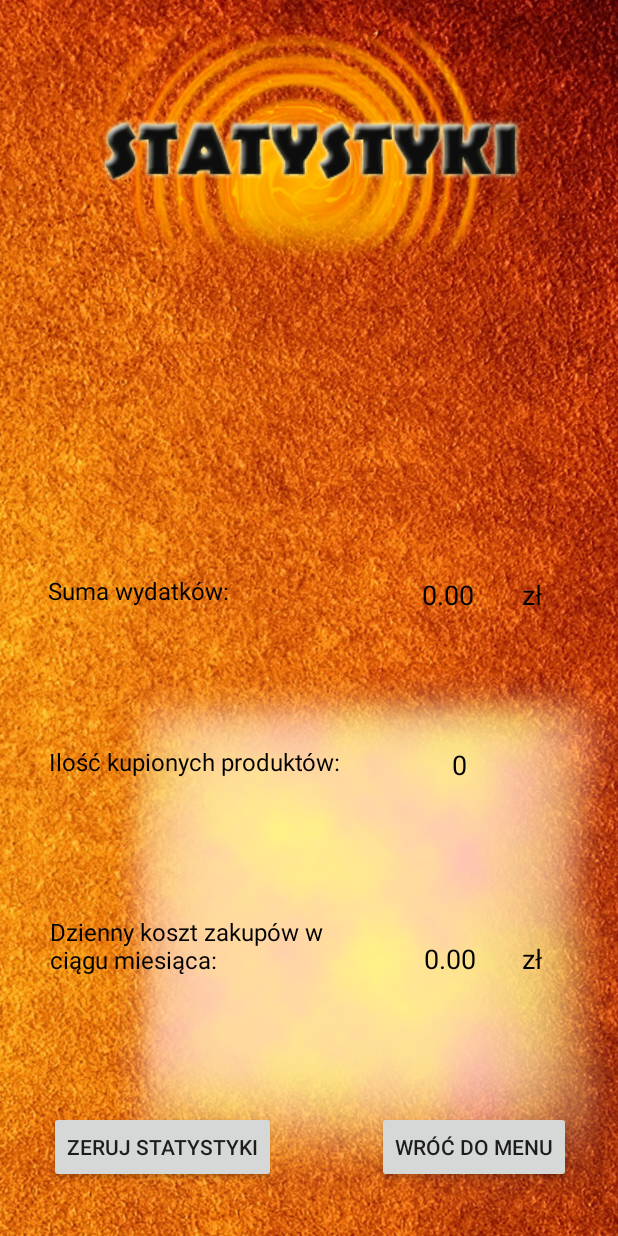
After one commit to insomnia1337/ListaZakupow, an Android app: the Statystyka screen opened directly, with no data from a screen before it, on a phone screen of 412 x 824 dp. The commit adds this screen. Run offline under Robolectric (Android 15) with nearby library versions, the phone set to English and light mode, and no system bars.

Commit message:
Dodanie działającej "Twojej listy", zmiana tła, przycisku, etc.

```diff
--- a/app/build.gradle
+++ b/app/build.gradle
@@ -24,9 +24,9 @@ dependencies {
     androidTestCompile('com.android.support.test.espresso:espresso-core:2.2.2', {
         exclude group: 'com.android.support', module: 'support-annotations'
     })
+
     compile 'com.android.support:appcompat-v7:25.2.0'
     compile 'com.android.support.constraint:constraint-layout:1.0.2'
+    compile 'com.google.code.gson:gson:2.8.0'
     testCompile 'junit:junit:4.12'
-    compile 'com.google.code.gson:gson:2.8.0'
-
 }
--- a/app/src/main/java/com/example/marcin/listazakupow/EkranStartowy.java
+++ b/app/src/main/java/com/example/marcin/listazakupow/EkranStartowy.java
@@ -1,6 +1,10 @@
 package com.example.marcin.listazakupow;
 
+import android.content.Context;
+import android.content.DialogInterface;
 import android.content.Intent;
+import android.content.SharedPreferences;
+import android.support.v7.app.AlertDialog;
 import android.support.v7.app.AppCompatActivity;
 import android.os.Bundle;
 import android.view.View;
@@ -8,14 +12,23 @@ import android.view.Window;
 
 public class EkranStartowy extends AppCompatActivity {
 
+    SharedPreferences sharedPref;
+    SharedPreferences.Editor editor;
+    boolean alert;
+
     @Override
     protected void onCreate(Bundle savedInstanceState) {
         super.onCreate(savedInstanceState);
         setContentView(R.layout.ekran_startowy);
+
+        sharedPref = getSharedPreferences("SETTINGS", Context.MODE_PRIVATE);
+        editor = sharedPref.edit();
+        alert = sharedPref.getBoolean("alert", true);
     }
 
     public void przejdzDoMenu(View view) {
         Intent intent = new Intent(this, MenuGlowne.class);
         startActivity(intent);
+
     }
 }
--- a/app/src/main/java/com/example/marcin/listazakupow/MainActivity.java
+++ b/app/src/main/java/com/example/marcin/listazakupow/MainActivity.java
@@ -6,6 +6,7 @@ import android.content.Context;
 import android.content.Intent;
 import android.content.SharedPreferences;
 import android.graphics.Color;
+import android.media.MediaPlayer;
 import android.os.AsyncTask;
 import android.preference.PreferenceManager;
 import android.provider.DocumentsContract;
@@ -45,6 +46,7 @@ import static java.lang.String.valueOf;
 public class MainActivity extends ListActivity {
 
 
+    MediaPlayer mediaPlayer;
     //preferencje do ilosci produktow na liscie i sumie
     SharedPreferences sharedPref2;
     SharedPreferences.Editor editor2;
@@ -77,6 +79,8 @@ public class MainActivity extends ListActivity {
 
     private ProgressDialog pd;
 
+    private java.text.DecimalFormat df;
+
     @Override
     protected void onCreate(Bundle savedInstanceState) {
         super.onCreate(savedInstanceState);
@@ -84,6 +88,10 @@ public class MainActivity extends ListActivity {
 
         sharedPref = this.getSharedPreferences("DANE", Context.MODE_PRIVATE);
         editor = sharedPref.edit();
+
+        df=new java.text.DecimalFormat();
+        df.setMaximumFractionDigits(2); //dla df ustawiamy największą ilość miejsc po przecinku
+        df.setMinimumFractionDigits(2);
 
 //        sharedPref2 = this.getSharedPreferences("ILOSC", Context.MODE_PRIVATE);
 //        editor2 = sharedPref2.edit();
@@ -94,7 +102,7 @@ public class MainActivity extends ListActivity {
 
         suma = sharedPref.getFloat("suma", 0);
         textView = (TextView) findViewById(R.id.textView9);
-        textView.setText(valueOf(suma));
+        textView.setText(valueOf(df.format(suma)) + " zł");
 
 
         new ReadXMLTask().execute(url);
@@ -236,7 +244,7 @@ public class MainActivity extends ListActivity {
         TextView iloscDol = (TextView) findViewById(R.id.textView13);
         TextView sumaDol = (TextView) findViewById(R.id.textView9);
         iloscDol.setText(valueOf(licznikProduktow));
-        sumaDol.setText(valueOf(suma));
+        sumaDol.setText(valueOf(df.format(suma)) + " zł");
 
         // ZAPIS DO SHARED PREFERENCES
 
--- a/app/src/main/java/com/example/marcin/listazakupow/MenuGlowne.java
+++ b/app/src/main/java/com/example/marcin/listazakupow/MenuGlowne.java
@@ -4,6 +4,7 @@ import android.content.Context;
 import android.content.DialogInterface;
 import android.content.Intent;
 import android.content.SharedPreferences;
+import android.media.MediaPlayer;
 import android.net.ConnectivityManager;
 import android.net.NetworkInfo;
 import android.os.Build;
@@ -21,6 +22,15 @@ public class MenuGlowne extends AppCompatActivity {
     Context context;
     SharedPreferences sharedPref;
     SharedPreferences.Editor editor;
+
+    SharedPreferences sharedPref2;
+    SharedPreferences.Editor editor2;
+
+    MediaPlayer mediaPlayer;
+
+    float sumaZakupow;
+    int iloscProduktow;
+
     @Override
     protected void onCreate(Bundle savedInstanceState) {
         super.onCreate(savedInstanceState);
@@ -30,7 +40,25 @@ public class MenuGlowne extends AppCompatActivity {
         sharedPref = this.getSharedPreferences("DANE", Context.MODE_PRIVATE);
         editor = sharedPref.edit();
 
+        sharedPref2 = getSharedPreferences("STATYSTYKA", Context.MODE_PRIVATE);
+        editor2 = sharedPref2.edit();
+
+//        mediaPlayer = MediaPlayer.create(getApplicationContext(), R.raw.music);
+//
+//        mediaPlayer.start();
+//        mediaPlayer.setLooping(true);
+
     }
+
+
+
+
+//    @Override
+//    protected void onPause(){
+//        mediaPlayer.stop();
+//        mediaPlayer.release();
+//
+//    }
 
     public boolean isOnline() {
         ConnectivityManager cm =
@@ -71,7 +99,31 @@ public class MenuGlowne extends AppCompatActivity {
     }
 
     public void wyczyscListy(View view) {
+        sumaZakupow = sharedPref.getFloat("suma", 0);
+        iloscProduktow = sharedPref.getInt("ilosc", 0);
+
+        float sumaZakupow2 = sharedPref2.getFloat("suma", 0) + sumaZakupow;
+        int iloscProduktow2 = sharedPref2.getInt("ilosc", 0) + iloscProduktow;
+        editor2.putFloat("suma", sumaZakupow2);
+        editor2.putInt("ilosc", iloscProduktow2);
+
+
         editor.clear();
+        editor2.commit();
         editor.commit();
+
+        {
+            Context context = getApplicationContext();
+            CharSequence text = "Lista zakupów została wyczyszczona.";
+            int duration = Toast.LENGTH_SHORT;
+
+            Toast toast = Toast.makeText(context, text, duration);
+            toast.show();
+        }
+    }
+
+    public void idzDoStatystyki(View view) {
+        Intent intent = new Intent(this, Statystyka.class);
+        startActivity(intent);
     }
 }
--- /dev/null
+++ b/app/src/main/java/com/example/marcin/listazakupow/Statystyka.java
@@ -0,0 +1,69 @@
+package com.example.marcin.listazakupow;
+
+import android.content.Context;
+import android.content.Intent;
+import android.content.SharedPreferences;
+import android.support.v7.app.AppCompatActivity;
+import android.os.Bundle;
+import android.view.View;
+import android.widget.TextView;
+import android.widget.Toast;
+
+import static java.lang.String.valueOf;
+
+public class Statystyka extends AppCompatActivity {
+
+    SharedPreferences sharedPref2;
+    SharedPreferences.Editor editor2;
+    java.text.DecimalFormat df;
+    float sumaZakupow;
+    int iloscProduktow;
+
+    @Override
+    protected void onCreate(Bundle savedInstanceState) {
+        super.onCreate(savedInstanceState);
+        setContentView(R.layout.statystyka);
+
+        df=new java.text.DecimalFormat();
+        df.setMaximumFractionDigits(2); //dla df ustawiamy największą ilość miejsc po przecinku
+        df.setMinimumFractionDigits(2);
+
+        sharedPref2 = getSharedPreferences("STATYSTYKA", Context.MODE_PRIVATE);
+        editor2 = sharedPref2.edit();
+
+        sumaZakupow = sharedPref2.getFloat("suma", 0);
+        iloscProduktow = sharedPref2.getInt("ilosc", 0);
+
+        TextView textView = (TextView) findViewById(R.id.textView19);
+        textView.setText(valueOf(df.format(sumaZakupow)));
+
+        textView = (TextView) findViewById(R.id.textView22);
+        textView.setText(valueOf(iloscProduktow));
+
+        textView = (TextView) findViewById(R.id.textView25);
+        float zakupy = sumaZakupow/30;
+        textView.setText(valueOf(df.format(zakupy)));
+    }
+
+    public void zerujStatystyki(View view) {
+        editor2.clear();
+        editor2.commit();
+
+        {
+            Context context = getApplicationContext();
+            CharSequence text = "Statystyki zostały zresetowane.";
+            int duration = Toast.LENGTH_SHORT;
+
+            Toast toast = Toast.makeText(context, text, duration);
+            toast.show();
+        }
+
+        finish();
+        startActivity(getIntent());
+    }
+
+    public void wrocDoMenu(View view) {
+        Intent intent = new Intent(this, MenuGlowne.class);
+        startActivity(intent);
+    }
+}
--- a/app/src/main/java/com/example/marcin/listazakupow/TwojaLista.java
+++ b/app/src/main/java/com/example/marcin/listazakupow/TwojaLista.java
@@ -39,6 +39,9 @@ public class TwojaLista  extends AppCompatActivity  {
     SharedPreferences sharedPref;
     SharedPreferences.Editor editor;
 
+    SharedPreferences sharedPref2;
+    SharedPreferences.Editor editor2;
+
     TextView textView;
 
     private String[] nazwaProduktu = new String[50];
@@ -50,10 +53,8 @@ public class TwojaLista  extends AppCompatActivity  {
     private ListView list;
     private BaseAdapter adapter ;
 
+    java.text.DecimalFormat df;
 
-
-
-    @Override
     protected void onCreate(Bundle savedInstanceState) {
         super.onCreate(savedInstanceState);
         setContentView(R.layout.activity_twoja_lista);
@@ -61,8 +62,15 @@ public class TwojaLista  extends AppCompatActivity  {
         sharedPref = getSharedPreferences("DANE", Context.MODE_PRIVATE);
         editor = sharedPref.edit();
 
+        sharedPref2 = getSharedPreferences("STATYSTYKA", Context.MODE_PRIVATE);
+        editor2 = sharedPref2.edit();
+
         sumaZakupow = sharedPref.getFloat("suma", 0);
         iloscProduktow = sharedPref.getInt("ilosc", 0);
+
+        df=new java.text.DecimalFormat();
+        df.setMaximumFractionDigits(2); //dla df ustawiamy największą ilość miejsc po przecinku
+        df.setMinimumFractionDigits(2);
 
 
         for(int i=0; i<=iloscProduktow; i++){
@@ -93,7 +101,7 @@ public class TwojaLista  extends AppCompatActivity  {
         textView = (TextView) findViewById(R.id.textView15);
         textView.setText(valueOf(iloscProduktow));
         textView = (TextView) findViewById(R.id.textView17);
-        textView.setText(valueOf(sumaZakupow));
+        textView.setText(valueOf(df.format(sumaZakupow)) + " zł");
 
 
     }
@@ -154,7 +162,7 @@ public class TwojaLista  extends AppCompatActivity  {
         textView = (TextView) findViewById(R.id.textView15);
         textView.setText(valueOf(iloscProduktow));
         textView = (TextView) findViewById(R.id.textView17);
-        textView.setText(valueOf(sumaZakupow));
+        textView.setText(valueOf(df.format(sumaZakupow)) + " zł");
 
         editor.remove("nazwaProduktu"+(position+1));
         editor.remove("cenaTowarow"+(position+1));
@@ -184,11 +192,19 @@ public class TwojaLista  extends AppCompatActivity  {
 
 
     public void wyczysc(View view) {
+        float sumaZakupow2 = sharedPref2.getFloat("suma", 0) + sumaZakupow;
+        int iloscProduktow2 = sharedPref2.getInt("ilosc", 0) + iloscProduktow;
+
+        editor2.putFloat("suma", sumaZakupow2);
+        editor2.putInt("ilosc", iloscProduktow2);
+
+
         editor.clear();
+        editor2.commit();
         editor.commit();
+
         finish();
         startActivity(getIntent());
 
-
     }
 }
--- a/app/src/main/res/layout/activity_main.xml
+++ b/app/src/main/res/layout/activity_main.xml
@@ -150,7 +150,7 @@
             android:layout_width="wrap_content"
             android:layout_height="wrap_content"
             android:layout_weight="1.01"
-            android:text="Suma zł:"
+            android:text="Suma:"
             android:textColor="@android:color/black" />
 
         <TextView
--- a/app/src/main/res/layout/menu_glowne.xml
+++ b/app/src/main/res/layout/menu_glowne.xml
@@ -29,17 +29,18 @@
         android:id="@+id/imageButton3"
         android:layout_width="wrap_content"
         android:layout_height="wrap_content"
-        app:srcCompat="@drawable/statystyki"
+        android:layout_marginBottom="8dp"
+        android:layout_marginLeft="8dp"
+        android:layout_marginRight="8dp"
+        android:layout_marginTop="8dp"
         android:background="#0000"
-        android:layout_marginRight="8dp"
+        android:onClick="idzDoStatystyki"
+        app:layout_constraintBottom_toBottomOf="parent"
+        app:layout_constraintLeft_toLeftOf="parent"
         app:layout_constraintRight_toRightOf="parent"
-        android:layout_marginLeft="8dp"
-        app:layout_constraintLeft_toLeftOf="parent"
         app:layout_constraintTop_toTopOf="parent"
-        android:layout_marginTop="8dp"
-        app:layout_constraintBottom_toBottomOf="parent"
-        android:layout_marginBottom="8dp"
-        app:layout_constraintVertical_bias="0.62" />
+        app:layout_constraintVertical_bias="0.62"
+        app:srcCompat="@drawable/statystyki" />
 
     <ImageButton
         android:id="@+id/imageButton4"
--- /dev/null
+++ b/app/src/main/res/layout/statystyka.xml
@@ -0,0 +1,216 @@
+<?xml version="1.0" encoding="utf-8"?>
+<android.support.constraint.ConstraintLayout xmlns:android="http://schemas.android.com/apk/res/android"
+    xmlns:app="http://schemas.android.com/apk/res-auto"
+    xmlns:tools="http://schemas.android.com/tools"
+    android:layout_width="match_parent"
+    android:layout_height="match_parent"
+    tools:context="com.example.marcin.listazakupow.Statystyka"
+    android:background="@drawable/tlo">
+
+    <ImageView
+        android:id="@+id/imageView4"
+        android:layout_width="519dp"
+        android:layout_height="357dp"
+        app:srcCompat="@drawable/pod_statystyki"
+        android:layout_marginRight="-69dp"
+        app:layout_constraintRight_toRightOf="parent"
+        app:layout_constraintTop_toTopOf="parent"
+        android:layout_marginTop="8dp"
+        app:layout_constraintBottom_toBottomOf="parent"
+        android:layout_marginBottom="8dp"
+        app:layout_constraintVertical_bias="0.979"
+        android:layout_marginLeft="8dp"
+        app:layout_constraintLeft_toLeftOf="parent"
+        app:layout_constraintHorizontal_bias="0.49" />
+
+    <ImageView
+        android:id="@+id/imageView3"
+        android:layout_width="wrap_content"
+        android:layout_height="wrap_content"
+        app:srcCompat="@drawable/statystyki_napis"
+        android:layout_marginRight="8dp"
+        app:layout_constraintRight_toRightOf="parent"
+        android:layout_marginLeft="8dp"
+        app:layout_constraintLeft_toLeftOf="parent"
+        app:layout_constraintTop_toTopOf="parent"
+        android:layout_marginTop="8dp"
+        app:layout_constraintBottom_toBottomOf="parent"
+        android:layout_marginBottom="8dp"
+        app:layout_constraintHorizontal_bias="0.511"
+        app:layout_constraintVertical_bias="0.0" />
+
+    <TextView
+        android:id="@+id/textView18"
+        android:layout_width="wrap_content"
+        android:layout_height="wrap_content"
+        android:layout_marginBottom="8dp"
+        android:layout_marginLeft="8dp"
+        android:layout_marginRight="8dp"
+        android:layout_marginTop="8dp"
+        android:text="Suma wydatków:"
+        android:textColor="@android:color/black"
+        android:textSize="16sp"
+        app:layout_constraintBottom_toBottomOf="parent"
+        app:layout_constraintHorizontal_bias="0.088"
+        app:layout_constraintLeft_toLeftOf="parent"
+        app:layout_constraintRight_toRightOf="parent"
+        app:layout_constraintTop_toTopOf="parent"
+        app:layout_constraintVertical_bias="0.477" />
+
+    <TextView
+        android:id="@+id/textView19"
+        android:layout_width="wrap_content"
+        android:layout_height="wrap_content"
+        android:layout_marginBottom="8dp"
+        android:layout_marginLeft="8dp"
+        android:layout_marginRight="8dp"
+        android:layout_marginTop="8dp"
+        android:textColor="@android:color/black"
+        android:textSize="18sp"
+        app:layout_constraintBottom_toBottomOf="parent"
+        app:layout_constraintHorizontal_bias="0.757"
+        app:layout_constraintLeft_toLeftOf="parent"
+        app:layout_constraintRight_toRightOf="parent"
+        app:layout_constraintTop_toTopOf="parent"
+        app:layout_constraintVertical_bias="0.48" />
+
+    <TextView
+        android:id="@+id/textView20"
+        android:layout_width="wrap_content"
+        android:layout_height="wrap_content"
+        android:text="zł"
+        android:textColor="@android:color/black"
+        android:textSize="18sp"
+        android:layout_marginRight="8dp"
+        app:layout_constraintRight_toRightOf="parent"
+        android:layout_marginLeft="8dp"
+        app:layout_constraintLeft_toLeftOf="parent"
+        app:layout_constraintTop_toTopOf="parent"
+        android:layout_marginTop="8dp"
+        app:layout_constraintBottom_toBottomOf="parent"
+        android:layout_marginBottom="8dp"
+        app:layout_constraintHorizontal_bias="0.889"
+        app:layout_constraintVertical_bias="0.48" />
+
+    <TextView
+        android:id="@+id/textView21"
+        android:layout_width="wrap_content"
+        android:layout_height="wrap_content"
+        android:layout_marginBottom="8dp"
+        android:layout_marginLeft="8dp"
+        android:layout_marginRight="8dp"
+        android:layout_marginTop="8dp"
+        android:text="Ilość kupionych produktów:"
+        android:textColor="@android:color/black"
+        android:textSize="16sp"
+        app:layout_constraintBottom_toBottomOf="parent"
+        app:layout_constraintHorizontal_bias="0.122"
+        app:layout_constraintLeft_toLeftOf="parent"
+        app:layout_constraintRight_toRightOf="parent"
+        app:layout_constraintTop_toTopOf="parent"
+        app:layout_constraintVertical_bias="0.622" />
+
+    <TextView
+        android:id="@+id/textView22"
+        android:layout_width="wrap_content"
+        android:layout_height="wrap_content"
+        android:layout_marginBottom="8dp"
+        android:layout_marginLeft="8dp"
+        android:layout_marginRight="8dp"
+        android:layout_marginTop="8dp"
+        android:textColor="@android:color/black"
+        android:textSize="18sp"
+        app:layout_constraintBottom_toBottomOf="parent"
+        app:layout_constraintHorizontal_bias="0.76"
+        app:layout_constraintLeft_toLeftOf="parent"
+        app:layout_constraintRight_toRightOf="parent"
+        app:layout_constraintTop_toTopOf="parent"
+        app:layout_constraintVertical_bias="0.625" />
+
+    <TextView
+        android:id="@+id/textView24"
+        android:layout_width="185dp"
+        android:layout_height="39dp"
+        android:layout_marginBottom="8dp"
+        android:layout_marginLeft="8dp"
+        android:layout_marginRight="8dp"
+        android:layout_marginTop="8dp"
+        android:text="Dzienny koszt zakupów w ciągu miesiąca:"
+        android:textColor="@android:color/black"
+        android:textSize="16sp"
+        app:layout_constraintBottom_toBottomOf="parent"
+        app:layout_constraintHorizontal_bias="0.12"
+        app:layout_constraintLeft_toLeftOf="parent"
+        app:layout_constraintRight_toRightOf="parent"
+        app:layout_constraintTop_toTopOf="parent"
+        app:layout_constraintVertical_bias="0.783" />
+
+    <TextView
+        android:id="@+id/textView25"
+        android:layout_width="wrap_content"
+        android:layout_height="wrap_content"
+        android:layout_marginBottom="8dp"
+        android:layout_marginLeft="8dp"
+        android:layout_marginRight="8dp"
+        android:layout_marginTop="8dp"
+        android:textColor="@android:color/black"
+        android:textSize="18sp"
+        app:layout_constraintBottom_toBottomOf="parent"
+        app:layout_constraintHorizontal_bias="0.76"
+        app:layout_constraintLeft_toLeftOf="parent"
+        app:layout_constraintRight_toRightOf="parent"
+        app:layout_constraintTop_toTopOf="parent"
+        app:layout_constraintVertical_bias="0.79" />
+
+    <TextView
+        android:id="@+id/textView26"
+        android:layout_width="wrap_content"
+        android:layout_height="wrap_content"
+        android:text="zł"
+        android:textColor="@android:color/black"
+        android:textSize="18sp"
+        android:layout_marginRight="8dp"
+        app:layout_constraintRight_toRightOf="parent"
+        android:layout_marginLeft="8dp"
+        app:layout_constraintLeft_toLeftOf="parent"
+        app:layout_constraintTop_toTopOf="parent"
+        android:layout_marginTop="8dp"
+        app:layout_constraintBottom_toBottomOf="parent"
+        android:layout_marginBottom="8dp"
+        app:layout_constraintHorizontal_bias="0.889"
+        app:layout_constraintVertical_bias="0.79" />
+
+    <Button
+        android:id="@+id/button4"
+        android:layout_width="wrap_content"
+        android:layout_height="wrap_content"
+        android:layout_marginBottom="8dp"
+        android:layout_marginLeft="8dp"
+        android:layout_marginRight="8dp"
+        android:layout_marginTop="8dp"
+        android:onClick="zerujStatystyki"
+        android:text="Zeruj Statystyki"
+        app:layout_constraintBottom_toBottomOf="parent"
+        app:layout_constraintHorizontal_bias="0.102"
+        app:layout_constraintLeft_toLeftOf="parent"
+        app:layout_constraintRight_toRightOf="parent"
+        app:layout_constraintTop_toTopOf="parent"
+        app:layout_constraintVertical_bias="0.964" />
+
+    <Button
+        android:id="@+id/button6"
+        android:layout_width="wrap_content"
+        android:layout_height="wrap_content"
+        android:layout_marginBottom="8dp"
+        android:layout_marginLeft="8dp"
+        android:layout_marginRight="8dp"
+        android:layout_marginTop="8dp"
+        android:onClick="wrocDoMenu"
+        android:text="Wróć do menu"
+        app:layout_constraintBottom_toBottomOf="parent"
+        app:layout_constraintHorizontal_bias="0.912"
+        app:layout_constraintLeft_toLeftOf="parent"
+        app:layout_constraintRight_toRightOf="parent"
+        app:layout_constraintTop_toTopOf="parent"
+        app:layout_constraintVertical_bias="0.964" />
+</android.support.constraint.ConstraintLayout>
```
Also changed, not shown: app/src/main/AndroidManifest.xml (+4 -3 lines), app/src/main/res/drawable/ic_launcher.png (added), app/src/main/res/drawable/pod_statystyki.png (added), app/src/main/res/drawable/start_button.png, app/src/main/res/drawable/statystyki_napis.png (added), 1 other file.
